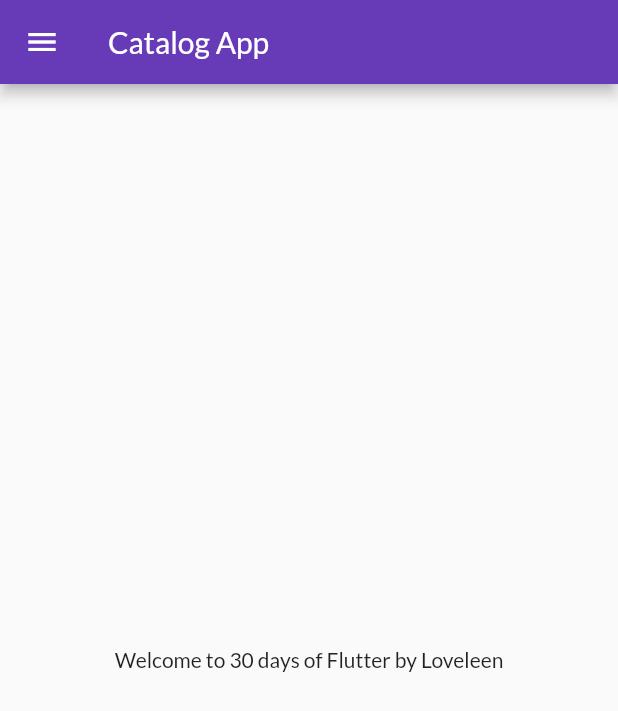
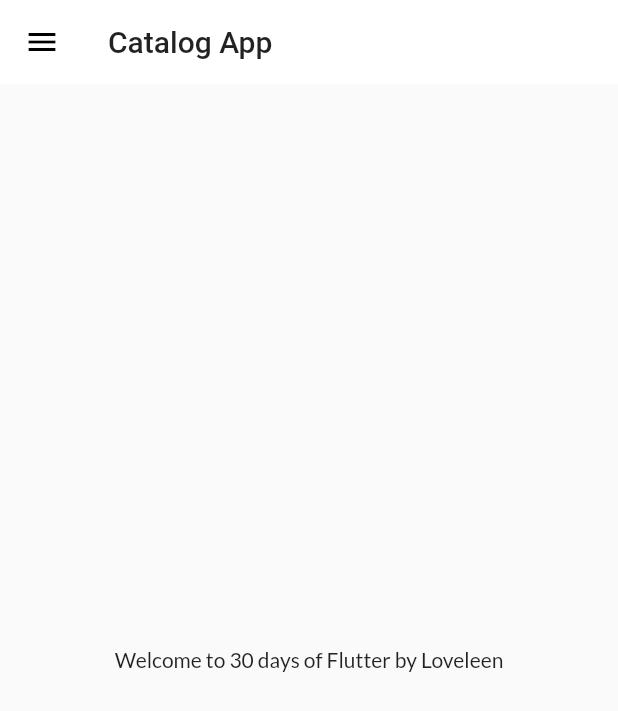
Before and after one commit to loveleenkaurnancy/30DaysOfFlutter, a Flutter app: the screen it shows after launch, on a phone screen of 412 x 824 dp. Shown: the top 711 px of the screen. Run offline on Flutter 3.47's test engine with Material 2 defaults, Android fonts, the phone set to English and light mode, and no system bars; our stand-ins replace google_fonts.

Commit message:
Theme extracted

```diff
--- a/lib/main.dart
+++ b/lib/main.dart
@@ -2,6 +2,7 @@ import 'package:flutter/material.dart';
 import 'package:flutter_demo/pages/home_page.dart';
 import 'package:flutter_demo/pages/login_page.dart';
 import 'package:flutter_demo/utils/routes.dart';
+import 'package:flutter_demo/widgets/themes.dart';
 import 'package:google_fonts/google_fonts.dart';
 
 void main() {
@@ -22,11 +23,8 @@ class MyApp extends StatelessWidget {
 
     return MaterialApp(
       themeMode: ThemeMode.light,
-      theme: ThemeData(
-        fontFamily: GoogleFonts.lato().fontFamily,
-        primarySwatch: Colors.deepPurple
-      ),
-      darkTheme: ThemeData(primarySwatch: Colors.green),
+      theme: MyTheme.lightTheme(context),
+      darkTheme: MyTheme.darkTheme(context),
       initialRoute: MyRoutes.homeRoute,
       debugShowCheckedModeBanner: false,
       routes: {
--- /dev/null
+++ b/lib/widgets/themes.dart
@@ -0,0 +1,21 @@
+import 'package:flutter/material.dart';
+import 'package:google_fonts/google_fonts.dart';
+
+class MyTheme {
+
+  static ThemeData lightTheme(BuildContext context) => ThemeData(
+      fontFamily: GoogleFonts.lato().fontFamily,
+      primarySwatch: Colors.deepPurple,
+      appBarTheme: AppBarTheme(
+          color: Colors.white,
+          elevation: 0.0,
+          iconTheme: IconThemeData(color: Colors.black),
+          textTheme: Theme.of(context).textTheme
+      )
+  );
+
+  static ThemeData darkTheme(BuildContext context) => ThemeData(
+      brightness: Brightness.dark
+  );
+
+}
```
